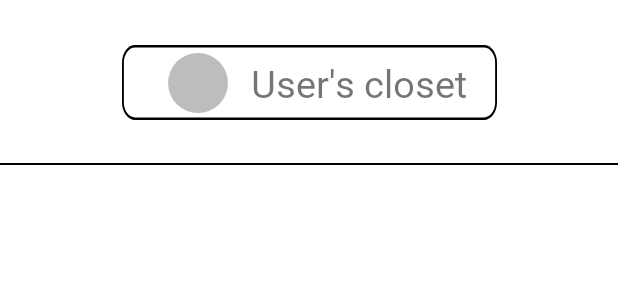
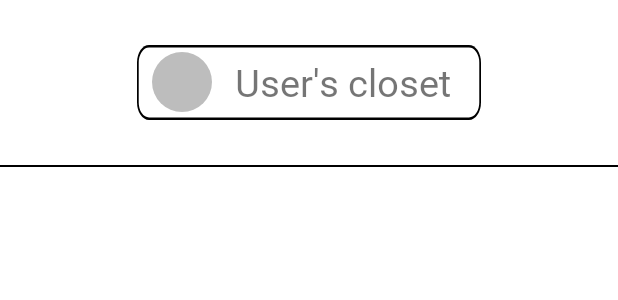
Before and after one commit to Idea-Festival/Idea-Festival-App, an Android app: the layout fragment_closet.xml on its own in the app's theme, with its tools: preview values and no code run, on a phone screen of 412 x 824 dp. Shown: the top 300 px of the screen. Run offline under Robolectric (Android 15) with nearby library versions, the phone set to English and light mode, and no system bars.

Commit message:
프젝 살리기 16-1: closet fragment xml 수정

```diff
--- a/app/src/main/res/layout/fragment_closet.xml
+++ b/app/src/main/res/layout/fragment_closet.xml
@@ -10,53 +10,59 @@
         android:layout_width="match_parent"
         android:layout_height="match_parent">
 
-        <View
+        <FrameLayout
             android:id="@+id/closet_title"
-            android:layout_width="250dp"
+            android:layout_width="wrap_content"
             android:layout_height="50dp"
             android:layout_marginTop="30dp"
             android:background="@drawable/btn_design"
             app:layout_constraintEnd_toEndOf="parent"
             app:layout_constraintStart_toStartOf="parent"
-            app:layout_constraintTop_toTopOf="parent" />
+            app:layout_constraintTop_toTopOf="parent">
 
-        <TextView
-            android:id="@+id/user_closet_text"
-            android:layout_width="wrap_content"
-            android:layout_height="wrap_content"
-            android:fontFamily="@font/cafe24ssurround"
-            android:text="User's closet"
-            android:textSize="25dp"
-            android:layout_marginEnd="20dp"
-            app:layout_constraintBottom_toBottomOf="@+id/closet_title"
-            app:layout_constraintEnd_toEndOf="@+id/closet_title"
-            app:layout_constraintTop_toTopOf="@+id/closet_title" />
+            <LinearLayout
+                android:layout_width="match_parent"
+                android:layout_height="match_parent"
+                android:orientation="horizontal">
 
-        <ImageView
-            android:id="@+id/imageView2"
-            android:layout_width="40dp"
-            android:layout_height="40dp"
-            android:layout_marginEnd="15dp"
-            android:background="@drawable/post_img"
-            app:layout_constraintBottom_toBottomOf="@+id/closet_title"
-            app:layout_constraintEnd_toStartOf="@+id/user_closet_text"
-            app:layout_constraintTop_toTopOf="@+id/closet_title" />
+                <de.hdodenhof.circleimageview.CircleImageView
+                    android:id="@+id/imageView2"
+                    android:layout_width="40dp"
+                    android:layout_height="40dp"
+                    android:layout_marginStart="10dp"
+                    android:layout_marginEnd="15dp"
+                    android:layout_gravity="start|center"
+                    android:background="@drawable/post_img" />
+
+                <TextView
+                    android:id="@+id/user_closet_text"
+                    android:layout_width="wrap_content"
+                    android:layout_height="wrap_content"
+                    android:layout_marginEnd="20dp"
+                    android:fontFamily="@font/cafe24ssurround"
+                    android:text="User's closet"
+                    android:layout_gravity="end|center"
+                    android:textSize="25dp" />
+            </LinearLayout>
+        </FrameLayout>
 
         <androidx.recyclerview.widget.RecyclerView
             android:id="@+id/recyclerView"
             android:layout_width="0dp"
             android:layout_height="0dp"
-            android:layout_marginTop="30dp"
+            android:layout_margin="10dp"
             app:layout_constraintBottom_toBottomOf="parent"
             app:layout_constraintEnd_toEndOf="parent"
             app:layout_constraintStart_toStartOf="parent"
-            app:layout_constraintTop_toBottomOf="@+id/closet_title" />
+            app:layout_constraintTop_toBottomOf="@+id/view" />
 
         <View
+            android:id="@+id/view"
             android:layout_width="match_parent"
             android:layout_height="1dp"
             android:background="@color/black"
-            app:layout_constraintBottom_toTopOf="@+id/recyclerView" />
+            app:layout_constraintTop_toBottomOf="@id/closet_title"
+            android:layout_marginTop="30dp"/>
 
     </androidx.constraintlayout.widget.ConstraintLayout>
 
```
